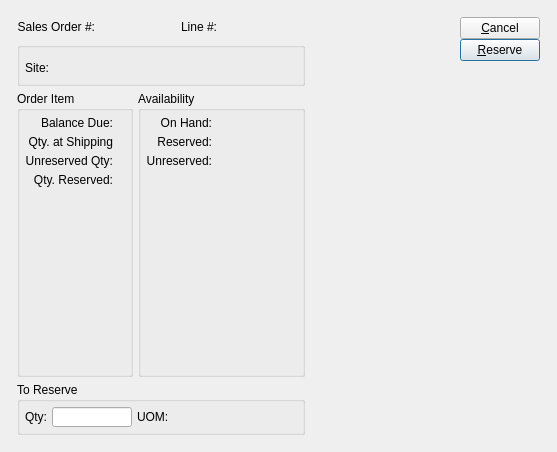
The window that guiclient/reserveSalesOrderItem.ui (Pegasus-RPG/xtuple-client) describes before a commit, drawn with Qt 5.
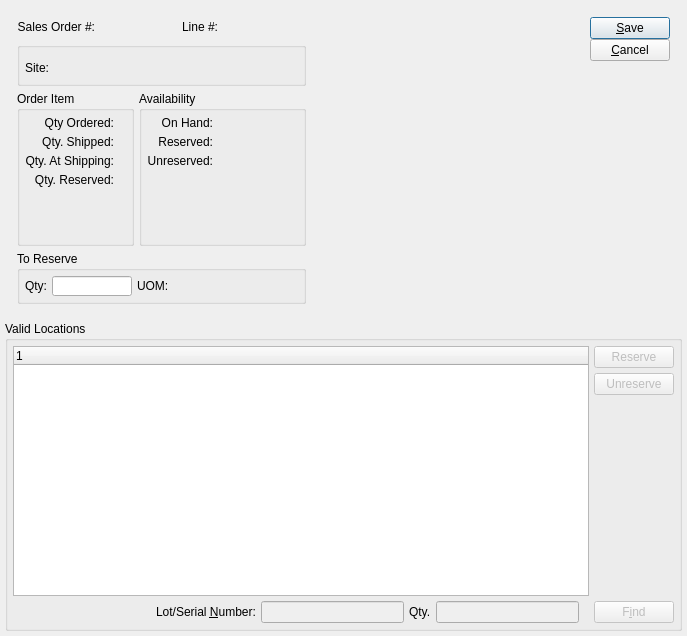
The same window after the commit. Custom widgets are drawn as their Qt base class.

Commit message: Issue #21098:manual lot reservations

Diff of the .ui file:
```diff
--- a/guiclient/reserveSalesOrderItem.ui
+++ b/guiclient/reserveSalesOrderItem.ui
@@ -7,13 +7,13 @@
 is available at www.xtuple.com/CPAL.  By using this software, you agree
 to be bound by its terms.</comment>
  <class>reserveSalesOrderItem</class>
- <widget class="QDialog" name="reserveSalesOrderItem" >
-  <property name="geometry" >
+ <widget class="QDialog" name="reserveSalesOrderItem">
+  <property name="geometry">
    <rect>
     <x>0</x>
     <y>0</y>
-    <width>557</width>
-    <height>452</height>
+    <width>687</width>
+    <height>636</height>
    </rect>
   </property>
   <property name="windowTitle" >
@@ -159,11 +159,11 @@
           <item row="0" column="0" >
            <layout class="QVBoxLayout" name="verticalLayout" >
             <item>
-             <layout class="QGridLayout" name="gridLayout_3" >
-              <item row="0" column="0" >
-               <widget class="QLabel" name="_qtyOrderedLit" >
-                <property name="text" >
-                 <string>Balance Due:</string>
+             <layout class="QGridLayout" name="gridLayout_3">
+              <item row="0" column="0">
+               <widget class="QLabel" name="_orderedLit">
+                <property name="text">
+                 <string>Qty Ordered:</string>
                 </property>
                 <property name="alignment" >
                  <set>Qt::AlignRight|Qt::AlignTrailing|Qt::AlignVCenter</set>
@@ -183,10 +183,10 @@
                 </property>
                </widget>
               </item>
-              <item row="1" column="0" >
-               <widget class="QLabel" name="_qtyShippedLit" >
-                <property name="text" >
-                 <string>Qty. at Shipping</string>
+              <item row="1" column="0">
+               <widget class="QLabel" name="_shippedLit">
+                <property name="text">
+                 <string>Qty. Shipped:</string>
                 </property>
                 <property name="alignment" >
                  <set>Qt::AlignRight|Qt::AlignTrailing|Qt::AlignVCenter</set>
@@ -214,8 +214,8 @@
                   <verstretch>0</verstretch>
                  </sizepolicy>
                 </property>
-                <property name="text" >
-                 <string>Unreserved Qty:</string>
+                <property name="text">
+                 <string>Qty. At Shipping:</string>
                 </property>
                 <property name="alignment" >
                  <set>Qt::AlignRight|Qt::AlignTrailing|Qt::AlignVCenter</set>
@@ -441,12 +441,9 @@
        </item>
       </layout>
      </item>
-     <item row="0" column="1" >
-      <layout class="QHBoxLayout" >
-       <property name="spacing" >
-        <number>0</number>
-       </property>
-       <property name="margin" >
+     <item row="0" column="1">
+      <layout class="QHBoxLayout">
+       <property name="spacing">
         <number>0</number>
        </property>
        <item>
@@ -470,26 +467,23 @@
          <property name="spacing" >
           <number>0</number>
          </property>
-         <property name="margin" >
-          <number>0</number>
-         </property>
          <item>
-          <widget class="QPushButton" name="_close" >
-           <property name="text" >
-            <string>&amp;Cancel</string>
+          <widget class="QPushButton" name="_save">
+           <property name="text">
+            <string>&amp;Save</string>
            </property>
-          </widget>
-         </item>
-         <item>
-          <widget class="QPushButton" name="_issue" >
-           <property name="text" >
-            <string>&amp;Reserve</string>
-           </property>
-           <property name="default" >
+           <property name="default">
             <bool>true</bool>
            </property>
           </widget>
          </item>
+         <item>
+          <widget class="QPushButton" name="_close">
+           <property name="text">
+            <string>&amp;Cancel</string>
+           </property>
+          </widget>
+         </item>
          <item>
           <spacer>
            <property name="orientation" >
@@ -512,9 +506,140 @@
      </item>
     </layout>
    </item>
+   <item row="1" column="0">
+    <widget class="QGroupBox" name="_locationGroup">
+     <property name="title">
+      <string>Valid Locations</string>
+     </property>
+     <layout class="QVBoxLayout" name="verticalLayout_3">
+      <item>
+       <layout class="QGridLayout" name="gridLayout_10">
+        <item row="0" column="0">
+         <widget class="XTreeWidget" name="_itemloc">
+          <property name="sizePolicy">
+           <sizepolicy hsizetype="Expanding" vsizetype="Expanding">
+            <horstretch>0</horstretch>
+            <verstretch>0</verstretch>
+           </sizepolicy>
+          </property>
+          <property name="minimumSize">
+           <size>
+            <width>0</width>
+            <height>100</height>
+           </size>
+          </property>
+          <zorder>qt_scrollarea_viewport</zorder>
+         </widget>
+        </item>
+        <item row="0" column="1">
+         <layout class="QVBoxLayout" name="_2">
+          <item>
+           <widget class="QPushButton" name="_reserve">
+            <property name="enabled">
+             <bool>false</bool>
+            </property>
+            <property name="text">
+             <string>Reserve</string>
+            </property>
+           </widget>
+          </item>
+          <item>
+           <widget class="QPushButton" name="_unreserve">
+            <property name="enabled">
+             <bool>false</bool>
+            </property>
+            <property name="text">
+             <string>Unreserve</string>
+            </property>
+           </widget>
+          </item>
+          <item>
+           <spacer>
+            <property name="orientation">
+             <enum>Qt::Vertical</enum>
+            </property>
+            <property name="sizeHint" stdset="0">
+             <size>
+              <width>20</width>
+              <height>40</height>
+             </size>
+            </property>
+           </spacer>
+          </item>
+         </layout>
+        </item>
+        <item row="1" column="0">
+         <layout class="QHBoxLayout" name="_3">
+          <property name="rightMargin">
+           <number>10</number>
+          </property>
+          <item>
+           <spacer>
+            <property name="orientation">
+             <enum>Qt::Horizontal</enum>
+            </property>
+            <property name="sizeHint" stdset="0">
+             <size>
+              <width>40</width>
+              <height>20</height>
+             </size>
+            </property>
+           </spacer>
+          </item>
+          <item>
+           <widget class="QLabel" name="_bcLit">
+            <property name="text">
+             <string>Lot/Serial &amp;Number:</string>
+            </property>
+            <property name="buddy">
+             <cstring>_bc</cstring>
+            </property>
+           </widget>
+          </item>
+          <item>
+           <widget class="QLineEdit" name="_bc">
+            <property name="enabled">
+             <bool>false</bool>
+            </property>
+           </widget>
+          </item>
+          <item>
+           <widget class="QLabel" name="_bcQtyLit">
+            <property name="text">
+             <string>Qty.</string>
+            </property>
+            <property name="buddy">
+             <cstring>_bcQty</cstring>
+            </property>
+           </widget>
+          </item>
+          <item>
+           <widget class="QLineEdit" name="_bcQty">
+            <property name="enabled">
+             <bool>false</bool>
+            </property>
+           </widget>
+          </item>
+         </layout>
+        </item>
+        <item row="1" column="1">
+         <widget class="QPushButton" name="_bcReserve">
+          <property name="enabled">
+           <bool>false</bool>
+          </property>
+          <property name="text">
+           <string>F&amp;ind</string>
+          </property>
+         </widget>
+        </item>
+       </layout>
+      </item>
+     </layout>
+    </widget>
+   </item>
   </layout>
  </widget>
- <layoutdefault spacing="5" margin="5" />
+ <layoutdefault spacing="5" margin="5"/>
  <customwidgets>
   <customwidget>
    <class>ItemCluster</class>
@@ -530,6 +655,13 @@
    <class>XLineEdit</class>
    <extends>QLineEdit</extends>
    <header>xlineedit.h</header>
+   <container>1</container>
+  </customwidget>
+  <customwidget>
+   <class>XTreeWidget</class>
+   <extends>QTreeWidget</extends>
+   <header>xtreewidget.h</header>
+   <container>1</container>
   </customwidget>
  </customwidgets>
  <tabstops>
```
Left out of the diff: 340 changed lines with no effect on the pictures. The commit also changes 13 other files.
